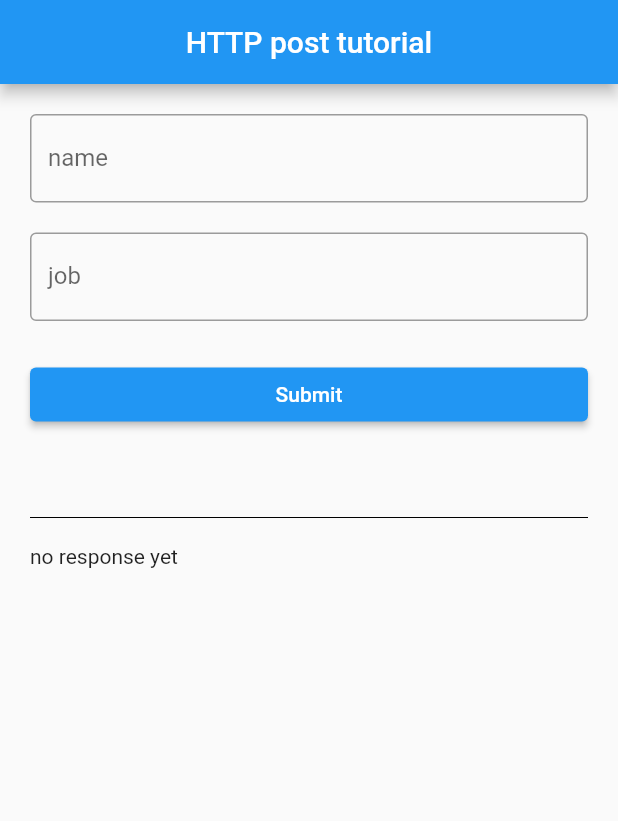
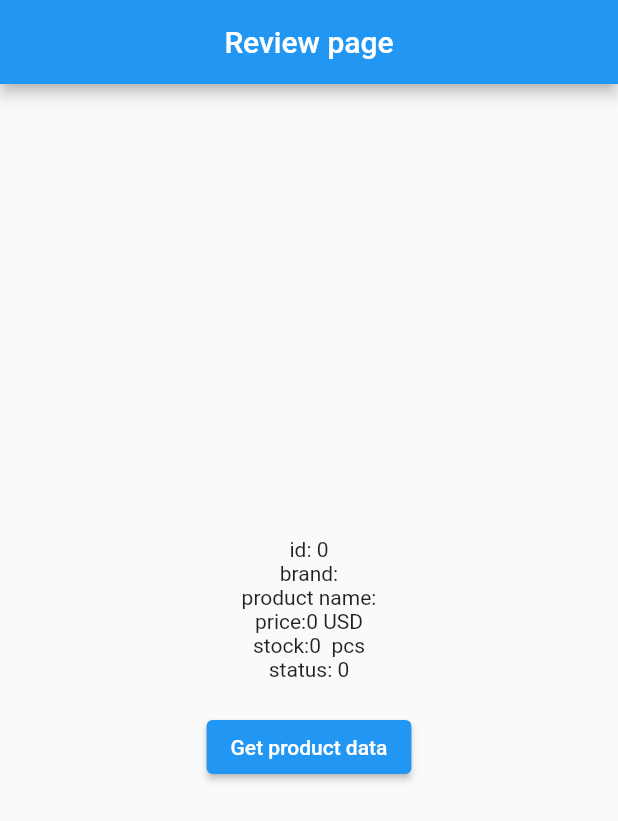
Before and after one commit to AlsoKnownAsZira/flutteringpt5, a Flutter app: the screen it shows after launch, on a phone screen of 412 x 824 dp. Shown: the top 821 px of the screen. Run offline on Flutter 3.47's test engine with Material 2 defaults, Android fonts, the phone set to English and light mode, and no system bars.

Commit message:
adding a bit improvised get tutorial

```diff
--- a/lib/main.dart
+++ b/lib/main.dart
@@ -1,6 +1,8 @@
 import 'package:flutter/material.dart';
-import 'pages/getHttp.dart';
-import 'pages/postHttp.dart';
+import 'package:flutteringpt5/pages/getget.dart';
+//import 'pages/getHttp.dart';
+//import 'pages/postHttp.dart';
+//import 'pages/getHttp.dart';
 // ignore_for_file: prefer_const_constructors
 void main() {
   runApp(const ziraApp());
@@ -12,7 +14,7 @@ class ziraApp extends StatelessWidget {
     @override
   Widget build(BuildContext context) {
     return const MaterialApp(
-      home: postHttp(),
+      home: getget(),
       debugShowCheckedModeBanner: false,
     );
   }
--- a/lib/pages/getHttp.dart
+++ b/lib/pages/getHttp.dart
@@ -61,9 +61,8 @@ class _getHttpState extends State<getHttp> {
                 onPressed: () async {
                   // use await and async for waiting until the data is fetched ( in case of slow connection )
                   var serverResponse = await ziraHttp.get(Uri.parse(
-                      "https://reqres.in/api/users/9")); // get the data from dummy server and parse it
+                      "https://reqres.in/api/users/9"));
                   if (serverResponse.statusCode == 200) {
-                    // successfully get data (status 200)
                     Map<String, dynamic> dataResp = json.decode(serverResponse
                         .body); //jsonDecode to decode string source to dynamic object
                     dataResp = dataResp[
@@ -74,12 +73,10 @@ class _getHttpState extends State<getHttp> {
                     setState(() {
                       id = dataResp["id"].toString();
                       email = dataResp["email"].toString();
-                      name =
-                          "${dataResp["first_name"]} ${dataResp["last_name"]}";
+                      name ="${dataResp["first_name"]} ${dataResp["last_name"]}";
                       linkk = dataResp2['text'].toString();
                     });
                   } else {
-                    //failed to get data (i.e status 404)
                     print("ERROR CODE: ${serverResponse.statusCode}");
                     setState(() {
                       id = 'ERROR';
--- /dev/null
+++ b/lib/pages/getget.dart
@@ -0,0 +1,67 @@
+import 'dart:convert';
+
+import 'package:flutter/material.dart';
+import 'package:http/http.dart' as productHttp;
+
+// ignore_for_file: prefer_const_constructors
+class getget extends StatefulWidget {
+  const getget({super.key});
+
+  @override
+  State<getget> createState() => _getgetState();
+}
+
+class _getgetState extends State<getget> {
+  int id = 0;
+  String brand = '';
+  String product = '';
+  num price = 0;
+  int stock = 0;
+  String status = '0';
+  @override
+  Widget build(BuildContext context) {
+    return Scaffold(
+      appBar: AppBar(
+        title: Text('Review page'),
+        centerTitle: true,
+      ),
+      body: Center(
+        child: Column(
+          crossAxisAlignment: CrossAxisAlignment.center,
+          mainAxisAlignment: MainAxisAlignment.center,
+          children: [
+            Text("id: $id"),
+            Text("brand:$brand"),
+            Text("product name:$product"),
+            Text("price:$price USD"),
+            Text("stock:$stock  pcs"),
+            Text("status: $status"),
+            SizedBox(
+              height: 20,
+            ),
+            ElevatedButton(
+                onPressed: () async {
+                  var response = await productHttp
+                      .get(Uri.parse('https://dummyjson.com/products/1'));
+                  if (response.statusCode == 200) {
+                    Map<String, dynamic> fetchedData =
+                        jsonDecode(response.body);
+                    setState(() {
+                      id = fetchedData['id'];
+                      brand = fetchedData['brand'];
+                      product = fetchedData['title'];
+                      price = fetchedData['price'];
+                      stock = fetchedData['stock'];
+                      status = '202';
+                    });
+                  } else {
+                    status = '404';
+                  }
+                },
+                child: Text("Get product data"))
+          ],
+        ),
+      ),
+    );
+  }
+}
```
